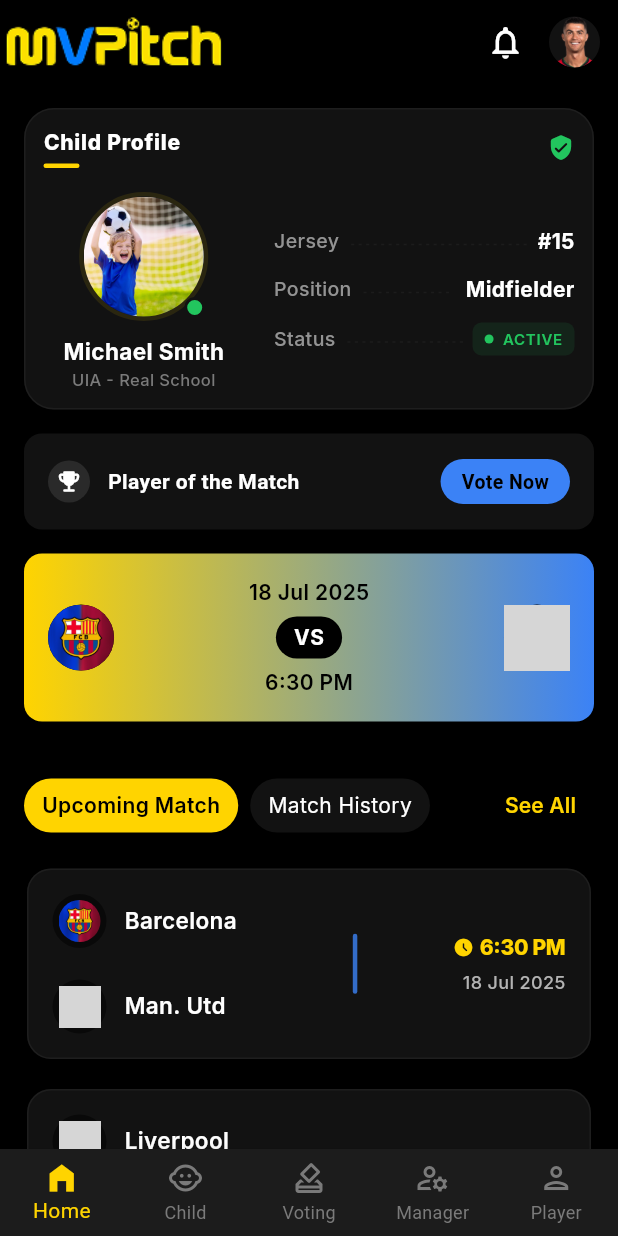
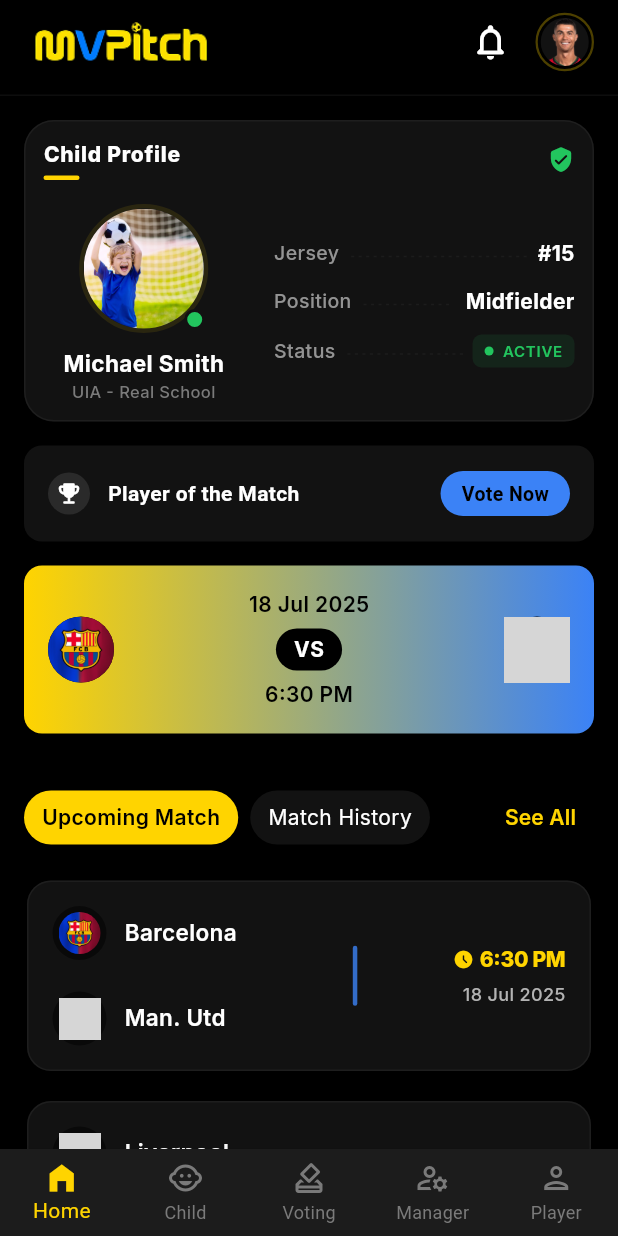
Before and after one commit to abir244/Metal_head, a Flutter app: the HomeScreen screen opened by its route, on a phone screen of 412 x 824 dp. Run offline on Flutter 3.47's test engine with Material 3 defaults, Android fonts, the phone set to English and light mode, and no system bars; our stand-ins replace flutter_riverpod, google_fonts; grey boxes are pictures that could not be loaded.

```diff
--- a/lib/presentation/home/view/widgets/home_app_bar.dart
+++ b/lib/presentation/home/view/widgets/home_app_bar.dart
@@ -1,6 +1,5 @@
 import 'package:flutter/material.dart';
 import 'package:flutter_riverpod/flutter_riverpod.dart';
-
 import '../../../../core/constants/app_colors.dart';
 
 class HomeAppBar extends ConsumerWidget implements PreferredSizeWidget {
@@ -18,56 +17,67 @@ class HomeAppBar extends ConsumerWidget implements PreferredSizeWidget {
   final int? unreadCount;
 
   @override
-  Size get preferredSize => const Size.fromHeight(kToolbarHeight);
+  Size get preferredSize => const Size.fromHeight(64); // Slightly taller for breathing room
 
   @override
   Widget build(BuildContext context, WidgetRef ref) {
     return AppBar(
       backgroundColor: AppColors.background,
       elevation: 0,
+      scrolledUnderElevation: 0, // Keeps it clean on scroll
       automaticallyImplyLeading: false,
-      titleSpacing: 0,
-      title: Image.asset(
+      centerTitle: false,
+      titleSpacing: 20, // Better balance from the left edge
+      shape: Border(
+        bottom: BorderSide(
+          color: AppColors.textPrimary.withOpacity(0.05), // Subtle "soulful" line
+          width: 1,
+        ),
+      ),
+      title: Hero(
+        tag: 'app_logo',
+        child: Image.asset(
           'assets/images/image6.png',
-        height: 40,
+          height: 32, // Refined height for better balance
           fit: BoxFit.contain,
         ),
+      ),
       actions: [
-        Padding(
-          padding: const EdgeInsets.symmetric(horizontal: 4),
-          child: InkWell(
+        // NOTIFICATIONS
+        _AppBarAction(
           onTap: onTapNotifications,
-            borderRadius: BorderRadius.circular(24),
           child: Stack(
+            alignment: Alignment.center,
             clipBehavior: Clip.none,
             children: [
-                const Padding(
-                  padding: EdgeInsets.all(8),
-                  child: Icon(
-                    Icons.notifications_none,
-                    size: 26,
+              const Icon(
+                Icons.notifications_none_rounded,
+                size: 28,
                 color: AppColors.textPrimary,
-                  ),
               ),
               if ((unreadCount ?? 0) > 0)
                 Positioned(
-                    right: 2,
-                    top: 2,
+                  right: -2,
+                  top: -2,
                   child: Container(
-                      padding: const EdgeInsets.symmetric(
-                        horizontal: 6,
-                        vertical: 2,
+                    padding: const EdgeInsets.all(4),
+                    constraints: const BoxConstraints(
+                      minWidth: 18,
+                      minHeight: 18,
                     ),
                     decoration: BoxDecoration(
                       color: AppColors.primary,
-                        borderRadius: BorderRadius.circular(10),
+                      shape: BoxShape.circle,
+                      border: Border.all(color: AppColors.background, width: 2),
                     ),
+                    child: Center(
                       child: Text(
-                        (unreadCount! > 99) ? '99+' : unreadCount!.toString(),
+                        unreadCount! > 9 ? '9+' : unreadCount!.toString(),
                         style: const TextStyle(
                           color: AppColors.background,
-                          fontSize: 11,
-                          fontWeight: FontWeight.w700,
+                          fontSize: 9,
+                          fontWeight: FontWeight.w900,
+                        ),
                       ),
                     ),
                   ),
@@ -75,23 +85,59 @@ class HomeAppBar extends ConsumerWidget implements PreferredSizeWidget {
             ],
           ),
         ),
+
+        // PROFILE AVATAR
+        Padding(
+          padding: const EdgeInsets.only(right: 16, left: 8),
+          child: GestureDetector(
+            onTap: onTapProfile,
+            child: Container(
+              padding: const EdgeInsets.all(2), // The "Ring" spacing
+              decoration: BoxDecoration(
+                shape: BoxShape.circle,
+                border: Border.all(
+                  color: AppColors.primary.withOpacity(0.3), // Soulful accent ring
+                  width: 1.5,
                 ),
-        Padding(
-          padding: const EdgeInsets.only(right: 12, left: 4),
-          child: InkWell(
-            onTap: onTapProfile,
-            borderRadius: BorderRadius.circular(18),
+              ),
               child: CircleAvatar(
-              radius: 17,
+                radius: 16,
                 backgroundColor: AppColors.surface,
-              backgroundImage: (avatarUrl != null && avatarUrl!.isNotEmpty)
-                  ? NetworkImage(avatarUrl!)
-                  : const AssetImage('assets/images/cr7.png')
-                        as ImageProvider,
+                backgroundImage: _getAvatar(),
+              ),
             ),
           ),
         ),
       ],
     );
   }
+
+  ImageProvider _getAvatar() {
+    if (avatarUrl != null && avatarUrl!.isNotEmpty) {
+      return NetworkImage(avatarUrl!);
     }
+    return const AssetImage('assets/images/cr7.png');
+  }
+}
+
+/// Helper for consistent icon action styling
+class _AppBarAction extends StatelessWidget {
+  final Widget child;
+  final VoidCallback? onTap;
+
+  const _AppBarAction({required this.child, this.onTap});
+
+  @override
+  Widget build(BuildContext context) {
+    return InkWell(
+      onTap: onTap,
+      borderRadius: BorderRadius.circular(12),
+      child: Container(
+        width: 44,
+        height: 44,
+        alignment: Alignment.center,
+        child: child,
+      ),
+    );
+  }
+}
```
Lines whose indentation alone changed are shown as unchanged.
